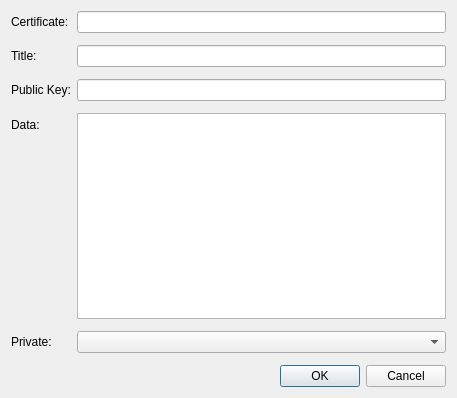
The window that src/qt/forms/editcertdialog.ui (syscoin/syscoin1) describes before a commit, drawn with Qt 5.
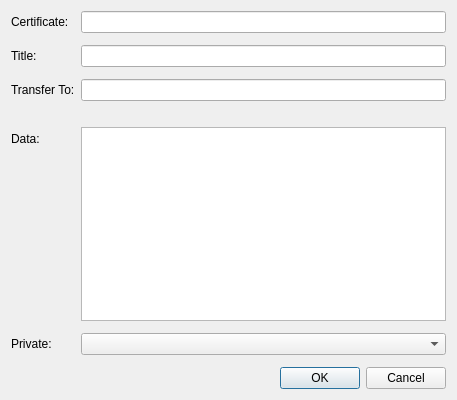
The same window after the commit.

```diff
--- a/src/qt/forms/editcertdialog.ui
+++ b/src/qt/forms/editcertdialog.ui
@@ -7,7 +7,7 @@
     <x>0</x>
     <y>0</y>
     <width>457</width>
-    <height>398</height>
+    <height>400</height>
    </rect>
   </property>
   <property name="windowTitle">
@@ -56,7 +56,7 @@
      <item row="4" column="0">
       <widget class="QLabel" name="pubKeyLabel">
        <property name="text">
-        <string>Public Key:</string>
+        <string>Transfer To:</string>
        </property>
        <property name="wordWrap">
         <bool>true</bool>
@@ -64,7 +64,17 @@
       </widget>
      </item>
      <item row="4" column="1">
-      <widget class="QLineEdit" name="pubKeyEdit"/>
+      <widget class="QLineEdit" name="transferEdit"/>
+     </item>
+     <item row="5" column="1">
+      <widget class="QLabel" name="transferDisclaimer">
+       <property name="text">
+        <string/>
+       </property>
+       <property name="wordWrap">
+        <bool>true</bool>
+       </property>
+      </widget>
      </item>
      <item row="6" column="0">
       <widget class="QLabel" name="certDataLabel">
```
Left out of the diff: 23 changed lines with no effect on the pictures.
